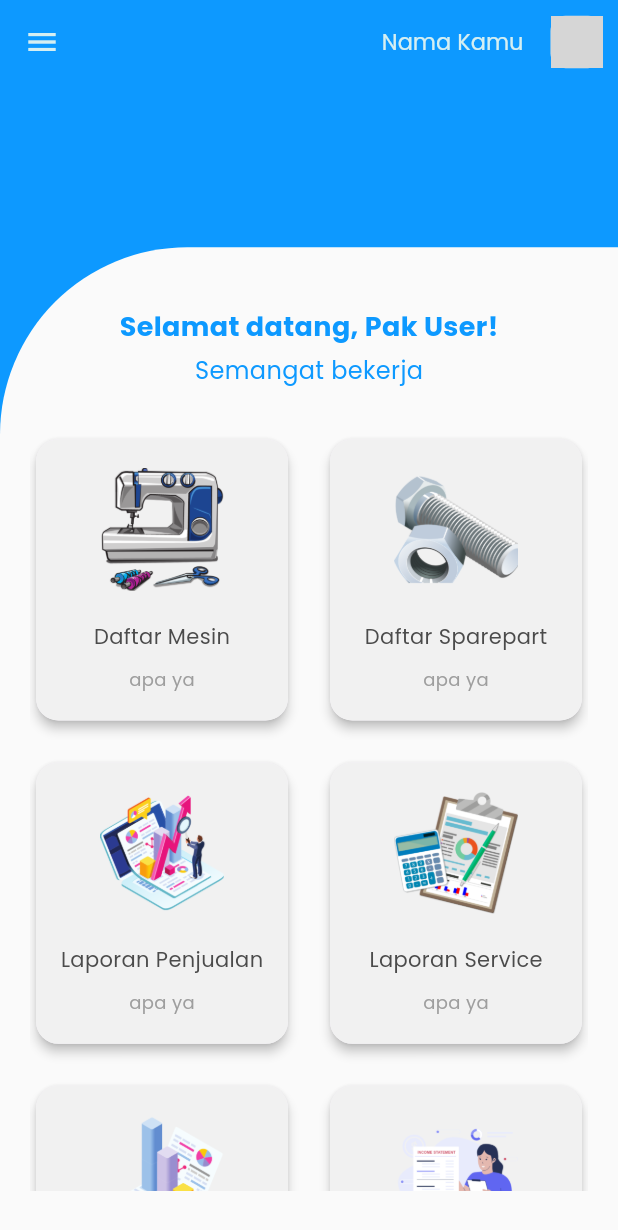
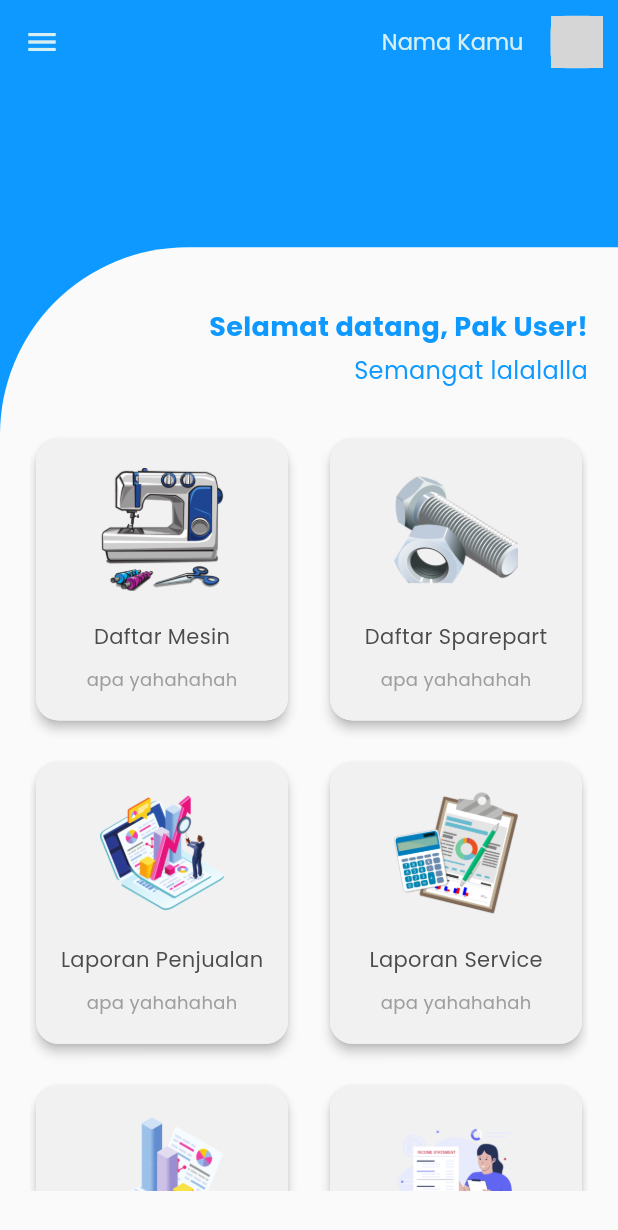
Before and after one commit to FardanAthilla/Project_TA, a Flutter app: the screen it shows after launch, on a phone screen of 412 x 824 dp. Shown: the top 1230 px of the screen. Run offline on Flutter 3.47's test engine with Material 3 defaults, Android fonts, the phone set to English and light mode, and no system bars; our stand-ins replace flutter_svg, get, google_fonts; grey boxes are pictures that could not be loaded.

```diff
--- a/lib/Page/home_page/homepage.dart
+++ b/lib/Page/home_page/homepage.dart
@@ -82,7 +82,7 @@ class HomePage extends StatelessWidget {
                 child: Padding(
                   padding: const EdgeInsets.only(bottom: 10, top: 20),
                   child: Column(
-                    crossAxisAlignment: CrossAxisAlignment.center,
+                    crossAxisAlignment: CrossAxisAlignment.end,
                     children: [
                       Text(
                         'Selamat datang, Pak User!',
@@ -96,11 +96,11 @@ class HomePage extends StatelessWidget {
                         height: 5,
                       ),
                       Text(
-                        'Semangat bekerja',
+                        'Semangat lalalalla',
                         style: TextStyle(
                           fontSize: 16,
                           fontWeight: FontWeight.normal,
-                          color: Warna.main,
+                          color: Warna.main
                         ),
                       ),
                       SizedBox(height: 30),
@@ -111,13 +111,13 @@ class HomePage extends StatelessWidget {
                           childAspectRatio: 0.90,
                           mainAxisSpacing: 20.0,
                           crossAxisSpacing: 20.0,
-                          physics: ClampingScrollPhysics(), //INI SIH biar gridnya bisa discroll tapi gak melebihi container luar
+                          physics: ClampingScrollPhysics(),
                           children: List.generate(
                             6,
                             (index) => GestureDetector(
                               onTap: onTapActions[index],
                               child: Card(
-                                elevation: 3,
+                                elevation: 3, //bayangan
                                 shape: RoundedRectangleBorder(
                                   borderRadius: BorderRadius.circular(15.0),
                                 ),
@@ -148,11 +148,13 @@ class HomePage extends StatelessWidget {
                                         ),
                                         SizedBox(height: 10),
                                         Text(
-                                          "apa ya",
+                                          "apa yahahahah",
                                           style: TextStyle(
                                             fontSize: 12,
                                             color: Colors.grey,
                                           ),
+                                          overflow: TextOverflow.ellipsis,
+                                          maxLines: 2,
                                         ),
                                       ],
                                     ),
```
Also changed, not shown: Assets/welcome.png (added), Assets/welcome2.png (added), lib/Page/Sidebar/sidebar.dart (line endings or trailing spaces).
